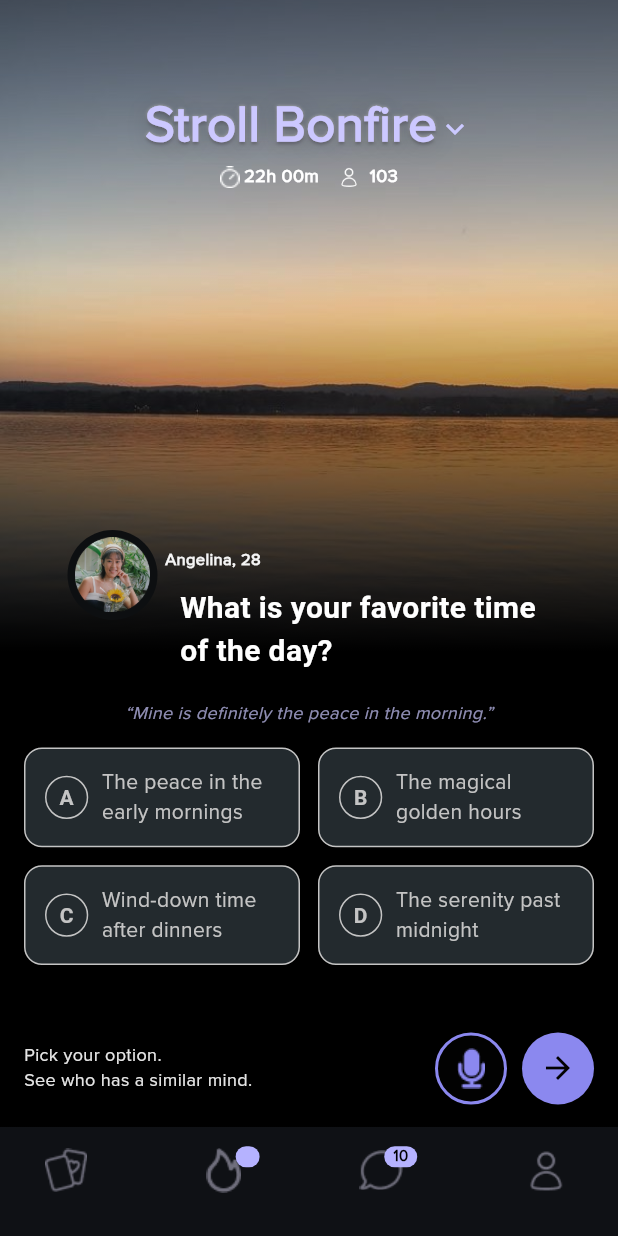
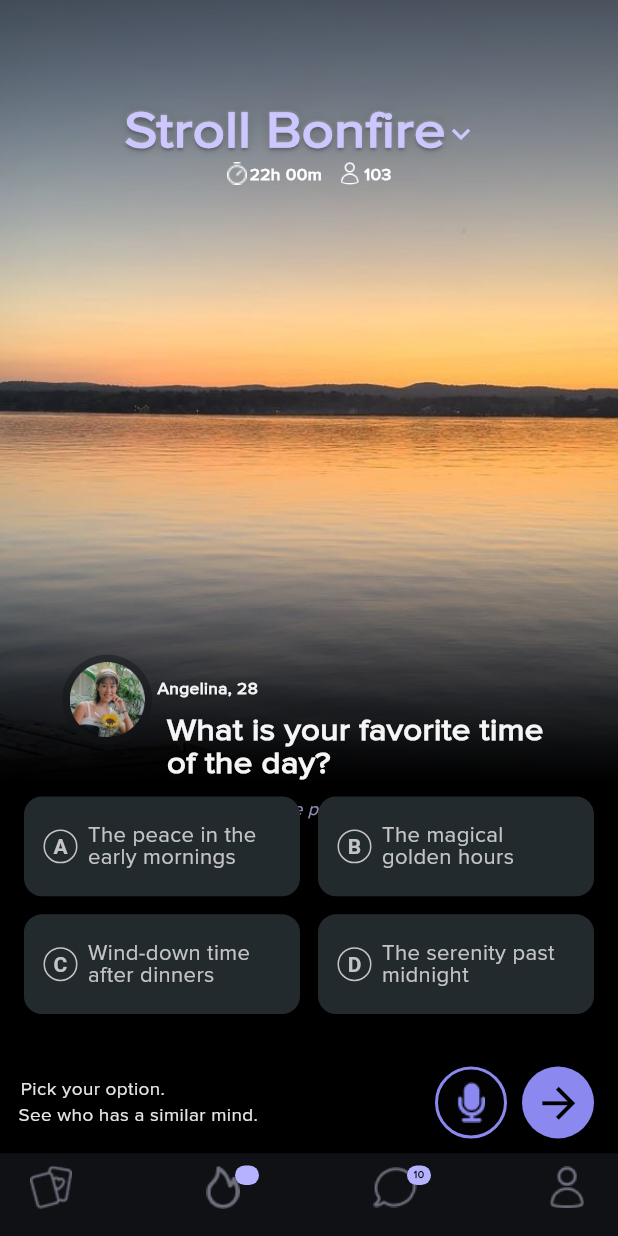
Before and after one commit to BriceJoshy/app, a Flutter app: the screen it shows after launch, on a phone screen of 412 x 824 dp. Run offline on Flutter 3.47's test engine with Material 3 defaults, Android fonts, the phone set to English and light mode, and no system bars; Roboto replaces fonts that are missing (Proxima Nova).

Commit message:
Minor Adjustments

```diff
--- a/lib/BottomNavBar/bottomNav.dart
+++ b/lib/BottomNavBar/bottomNav.dart
@@ -24,8 +24,8 @@ class _BottomnavState extends State<Bottomnav> {
 
     return Container(
       width: screenWidth,
-      height: screenHeight * 0.07,
-      padding: const EdgeInsets.symmetric(horizontal: 20),
+      height: 45,
+      padding: const EdgeInsets.symmetric(horizontal: 10),
       decoration: const BoxDecoration(
         color: Color(0xFF0F1115),
       ),
--- a/lib/BottomNavBar/widgets/badge_icon.dart
+++ b/lib/BottomNavBar/widgets/badge_icon.dart
@@ -30,7 +30,7 @@ class BadgeIcon extends StatelessWidget {
             right: 0,
             child: Container(
               padding: const EdgeInsets.symmetric(
-                horizontal: 6,
+                horizontal: 4,
               ),
               decoration: BoxDecoration(
                 color: const Color(0XFFB5B2FF), // Badge background color
@@ -38,17 +38,19 @@ class BadgeIcon extends StatelessWidget {
               ),
               constraints: const BoxConstraints(
                 minWidth: 16,
-                minHeight: 8,
+                minHeight: 13,
               ),
+              child: Center(
                 child: Text(
                   badgeText!,
                   style: const TextStyle(
                     fontFamily: 'Proxima',
                     color: Colors.black,
-                  fontSize: 10,
+                    fontSize: 7,
                     fontWeight: FontWeight.bold,
                   ),
                   textAlign: TextAlign.center,
+                ),
               ),
             ),
           ),
--- a/lib/screen_1.dart
+++ b/lib/screen_1.dart
@@ -51,7 +51,7 @@ class Screen1 extends StatelessWidget {
 
             // Text and Icon
             Positioned(
-              top: 59,
+              top: 70,
               child: SizedBox(
                 width: screenWidth,
                 child: Column(
@@ -61,31 +61,44 @@ class Screen1 extends StatelessWidget {
                       mainAxisAlignment: MainAxisAlignment.center,
                       crossAxisAlignment: CrossAxisAlignment.center,
                       children: [
-                        Text(
+                        Transform.scale(
+                          scaleX: 1.1,
+                          child: const Text(
                             'Stroll Bonfire',
                             style: TextStyle(
                               fontFamily: 'Proxima',
                               fontSize: 34,
                               fontWeight: FontWeight.w700,
-                            color: const Color(0xffCCC8FF),
+                              height: 1,
+                              color: Color(0xffCCC8FF),
                               shadows: [
                                 Shadow(
-                                offset: const Offset(0, 2),
-                                blurRadius: 20,
-                                color: Colors.black.withOpacity(0.2),
-                              ),
-                              const Shadow(
                                   offset: Offset(0, 0),
-                                blurRadius: 2,
-                                color: Color(0xFFBEBEBE),
+                                  blurRadius:
+                                      7.9, // Simulates the 7.9px blur radius
+                                  color: Color(
+                                      0x33000000), // rgba equivalent: #00000033
                                 ),
                                 Shadow(
-                                offset: const Offset(0, 1),
-                                blurRadius: 2,
-                                color: const Color(0xFF24232F).withOpacity(0.5),
+                                  offset: Offset(0, 0),
+                                  blurRadius:
+                                      2.0, // Simulates the 2px blur radius
+                                  color: Color(
+                                      0xffBEBEBE), // rgba equivalent: #BEBEBE
+                                ),
+                                Shadow(
+                                  offset: Offset(
+                                      0, 1), // Horizontal and Vertical position
+                                  blurRadius: 2.0, // 2px blur radius
+                                  color: Color(
+                                      0x8024232F), // rgba equivalent: #24232F80
                                 ),
                               ],
                             ),
+                          ),
+                        ),
+                        const SizedBox(
+                          width: 8,
                         ),
                         const Padding(
                           padding: EdgeInsets.only(top: 5.0),
@@ -96,25 +109,36 @@ class Screen1 extends StatelessWidget {
                         )
                       ],
                     ),
+                    const SizedBox(
+                      height: 2,
+                    ),
                     Row(
                       crossAxisAlignment: CrossAxisAlignment.center,
                       mainAxisAlignment: MainAxisAlignment.center,
                       children: [
                         // Clock Icon
                         Image.asset(
+                          width: 13,
+                          height: 15,
                           'assets/icons/clock.png',
                           color: const Color(0xffFFFFFF),
                         ),
 
                         const SizedBox(width: 3),
 
-                        const Text(
+                        Padding(
+                          padding: const EdgeInsets.only(top: 3.0),
+                          child: Transform.scale(
+                            scaleX: 1.05,
+                            child: const Text(
                               '22h 00m',
                               style: TextStyle(
-                              fontSize: 12,
+                                  fontSize: 11,
                                   color: Color(0xffFFFFFF),
                                   fontFamily: 'Proxima',
                                   fontWeight: FontWeight.w600),
+                            ),
+                          ),
                         ),
 
                         const SizedBox(
@@ -125,23 +149,26 @@ class Screen1 extends StatelessWidget {
                           child: Image.asset(
                             'assets/icons/User.png', // Replace with your image path
                             width: 20, // Image width
-                            height: 20, // Image height
-                            fit: BoxFit.cover,
+                            height: 15, // Image height
+                            // fit: BoxFit.cover,
                             color: const Color(0xffFFFFFF),
                           ),
                         ),
 
-                        const SizedBox(
-                            width: 4), // Spacing between image and number
-
                         // Number
-                        const Text(
+                        Padding(
+                          padding: const EdgeInsets.only(top: 3.0),
+                          child: Transform.scale(
+                            scaleX: 1.05,
+                            child: const Text(
                               '103', // Example number
                               style: TextStyle(
-                              fontSize: 12,
+                                  fontSize: 11,
                                   color: Color(0xffFFFFFF),
                                   fontFamily: 'Proxima',
                                   fontWeight: FontWeight.w600),
+                            ),
+                          ),
                         ),
                       ],
                     )
@@ -153,32 +180,27 @@ class Screen1 extends StatelessWidget {
             Align(
               alignment: Alignment.bottomCenter,
               child: Container(
-                height: screenHeight / 1.3,
+                height: screenHeight / 2,
                 width: double.infinity,
-                decoration: BoxDecoration(
+                decoration: const BoxDecoration(
                   gradient: LinearGradient(
-                    begin: Alignment.topCenter,
-                    end: Alignment.center,
-                    stops: const [
-                      0.2,
-                      1.0,
-                    ],
+                    begin: Alignment.bottomCenter, // Starts from the bottom
+                    end: Alignment.topCenter,
+                    stops: [0.6, 1],
                     colors: [
-                      Colors.black.withOpacity(0),
                       Colors.black,
+                      Colors.transparent,
                     ],
                   ),
                 ),
                 child: SizedBox(
+                  height: 140,
                   width: screenWidth,
-                  child: Padding(
-                    padding: const EdgeInsets.only(bottom: 5),
                   child: Column(
-                      mainAxisSize: MainAxisSize.min,
                     mainAxisAlignment: MainAxisAlignment.end,
                     children: [
                       SizedBox(
-                          height: 150,
+                        height: 129,
                         width: screenWidth * 0.9,
                         child: Row(
                           mainAxisAlignment: MainAxisAlignment.center,
@@ -187,7 +209,7 @@ class Screen1 extends StatelessWidget {
                               height: 60,
                               width: 60,
                               decoration: const BoxDecoration(
-                                  color: Color(0xff0D0F11),
+                                color: Color.fromARGB(122, 18, 21, 23),
                                 shape: BoxShape.circle,
                               ),
                               child: Center(
@@ -199,44 +221,47 @@ class Screen1 extends StatelessWidget {
                                 ),
                               ),
                             ),
-                              const Column(
+                            Column(
                               mainAxisAlignment: MainAxisAlignment.center,
                               crossAxisAlignment: CrossAxisAlignment.start,
                               children: [
                                 Padding(
                                   padding:
-                                        EdgeInsets.only(top: 50.0, left: 5),
-                                    child: Text(
-                                      'Angelina, 28', // Replace with your desired text
+                                      const EdgeInsets.only(top: 40.0, left: 5),
+                                  child: Transform.scale(
+                                    scaleX: 1.05,
+                                    child: const Text(
+                                      'Angelina, 28',
                                       style: TextStyle(
-                                        fontFamily:
-                                            'Proxima', // Ensure the font is added to pubspec.yaml
+                                        fontFamily: 'Proxima',
+                                        fontWeight: FontWeight.w700,
                                         fontSize: 11,
-                                        fontWeight: FontWeight.w700,
                                         color: Color(0xFFF5F5F5),
-                                        decoration: TextDecoration
-                                            .none, // No text decoration
+                                        decoration: TextDecoration.none,
                                       ),
                                       textAlign: TextAlign.left,
                                     ),
                                   ),
+                                ),
                                 Padding(
                                   padding:
-                                        EdgeInsets.only(left: 15.0, top: 9),
+                                      const EdgeInsets.only(left: 22.0, top: 9),
                                   child: SizedBox(
                                     width: 247,
-                                      height: 60,
-                                      child: Text(
+                                    height: 45,
+                                    child: Transform.scale(
+                                      scaleX: 1.1,
+                                      child: const Text(
                                         "What is your favorite time of the day?",
                                         style: TextStyle(
-                                          fontFamily:
-                                              'Proxima Nova', // Ensure the font is added to pubspec.yaml
+                                          fontFamily: 'Proxima',
                                           fontSize: 20,
-                                          fontWeight: FontWeight.w700,
-
-                                          color: Colors.white,
-                                          decoration: TextDecoration
-                                              .none, // No text decoration
+                                          decorationThickness: 2,
+                                          height: 1.1,
+                                          fontWeight: FontWeight.w900,
+                                          color: Color(0xffF5F5F5),
+                                          decoration: TextDecoration.none,
+                                        ),
                                       ),
                                     ),
                                   ),
@@ -246,10 +271,9 @@ class Screen1 extends StatelessWidget {
                           ],
                         ),
                       ),
-                        const SizedBox(
-                          height: 9,
-                        ),
-                        const Text(
+                      Stack(children: [
+                        const Center(
+                          child: Text(
                               "“Mine is definitely the peace in the morning.”",
                               textAlign: TextAlign.center,
                               style: TextStyle(
@@ -257,15 +281,14 @@ class Screen1 extends StatelessWidget {
                                 fontFamily: 'Proxima',
                                 fontSize: 12,
                                 fontStyle: FontStyle.italic,
-                              decoration: TextDecoration.none,
                               )),
-                        const SizedBox(
-                          height: 14,
                         ),
                         Padding(
-                          padding: const EdgeInsets.symmetric(horizontal: 16.0),
+                          padding: const EdgeInsets.symmetric(
+                            horizontal: 16.0,
+                          ),
                           child: SizedBox(
-                              height: 180,
+                              height: 170,
                               child: GridView.count(
                                 crossAxisCount: 2,
                                 crossAxisSpacing: 12,
@@ -286,17 +309,20 @@ class Screen1 extends StatelessWidget {
                                       title: 'The serenity past midnight'),
                                 ],
                               )),
-                        ),
+                        )
+                      ]),
                       Padding(
                         padding: const EdgeInsets.symmetric(
                             horizontal: 16, vertical: 10),
                         child: Row(
                           mainAxisAlignment: MainAxisAlignment.spaceBetween,
                           children: [
-                              const Column(
+                            Column(
                               crossAxisAlignment: CrossAxisAlignment.start,
                               children: [
-                                  Text(
+                                Transform.scale(
+                                  scaleX: 1.05,
+                                  child: const Text(
                                     "Pick your option.",
                                     style: TextStyle(
                                         fontFamily: 'Proxima',
@@ -304,14 +330,17 @@ class Screen1 extends StatelessWidget {
                                         fontSize: 12,
                                         color: Color(0xffE5E5E5)),
                                   ),
-                                  Text(
+                                ),
+                                Transform.scale(
+                                    scaleX: 1.05,
+                                    child: const Text(
                                       "See who has a similar mind.",
                                       style: TextStyle(
                                           fontFamily: 'Proxima',
                                           fontWeight: FontWeight.w400,
                                           fontSize: 12,
                                           color: Color(0xffE5E5E5)),
-                                  )
+                                    ))
                               ],
                             ),
                             Row(
@@ -333,9 +362,7 @@ class Screen1 extends StatelessWidget {
                                   child: IconButton(
                                     icon: Image.asset("assets/icons/mic.png",
                                         color: const Color(0xff8B88EF)),
-                                      onPressed: () {
-                                        // Add your functionality here
-                                      },
+                                    onPressed: () {},
                                   ),
                                 ),
 
@@ -350,11 +377,10 @@ class Screen1 extends StatelessWidget {
                                     shape: BoxShape.circle,
                                   ),
                                   child: IconButton(
+                                    iconSize: 33,
                                     icon: const Icon(Icons.arrow_forward,
                                         color: Color(0xff020202)),
-                                      onPressed: () {
-                                        // Add your functionality here
-                                      },
+                                    onPressed: () {},
                                   ),
                                 ),
                               ],
@@ -367,12 +393,11 @@ class Screen1 extends StatelessWidget {
                 ),
               ),
             ),
-            ),
           ],
         ),
       ),
       bottomNavigationBar: const Padding(
-        padding: EdgeInsets.only(bottom: 15.0),
+        padding: EdgeInsets.only(bottom: 10.0),
         child: Bottomnav(),
       ),
     );
--- a/lib/widgets/gridcomponent.dart
+++ b/lib/widgets/gridcomponent.dart
@@ -11,17 +11,16 @@ class CustomGridItem extends StatefulWidget {
 }
 
 class _CustomGridItemState extends State<CustomGridItem> {
-  bool _isSelected = false; // Track if the item is selected
+  bool _isSelected = false;
 
   @override
   Widget build(BuildContext context) {
     double screenWidth = MediaQuery.of(context).size.width;
 
-    // Colors that will change based on selection
-    Color borderColor =
-        _isSelected ? const Color(0xff8B88EF) : const Color(0xffC4C4C4);
     Color circleColor =
         _isSelected ? const Color(0xff8B88EF) : const Color(0xff232A2E);
+    Color circleBorderColor =
+        _isSelected ? const Color(0xff8B88EF) : const Color(0xffC4C4C4);
     Color textColor = const Color(0xffC4C4C4);
 
     return GestureDetector(
@@ -35,23 +34,25 @@ class _CustomGridItemState extends State<CustomGridItem> {
         decoration: BoxDecoration(
           color: const Color(0xff232A2E),
           borderRadius: BorderRadius.circular(12),
-          border: Border.all(
-            color: borderColor, // Change border color based on selection
-            width: 1,
-          ),
+          border: _isSelected
+              ? Border.all(
+                  color: circleBorderColor,
+                  width: 2,
+                )
+              : null,
         ),
         height: 57,
         child: Row(
           mainAxisAlignment: MainAxisAlignment.spaceBetween,
           children: [
             Container(
-              height: screenWidth * 0.07,
-              width: screenWidth * 0.07,
+              height: screenWidth * 0.055,
+              width: screenWidth * 0.055,
               decoration: BoxDecoration(
-                color: circleColor, // Change circle color based on selection
+                color: circleColor,
                 shape: BoxShape.circle,
                 border: Border.all(
-                  color: borderColor, // Border color changes when selected
+                  color: circleBorderColor,
                   width: 1,
                 ),
               ),
@@ -59,24 +60,29 @@ class _CustomGridItemState extends State<CustomGridItem> {
                 child: Text(
                   widget.letter,
                   style: TextStyle(
-                    color: textColor, // Change text color inside the circle
+                    color: textColor,
                     fontSize: 14,
                     fontWeight: FontWeight.bold,
                   ),
                 ),
               ),
             ),
-            const SizedBox(width: 9),
+            const SizedBox(width: 10),
             Expanded(
+              child: Transform.scale(
+                scaleX: 1.05,
                 child: Text(
                   widget.title,
                   style: TextStyle(
                     fontWeight: FontWeight.w400,
+                    height: 1.1,
                     fontSize: 14,
-                  color: textColor, // Change title text color
+                    color: textColor,
                     fontFamily: 'Proxima',
+                    overflow: TextOverflow.visible,
                   ),
                   softWrap: true,
+                ),
               ),
             ),
           ],
```
Also changed, not shown: assets/icons/User.png. Lines whose indentation alone changed are shown as unchanged.
